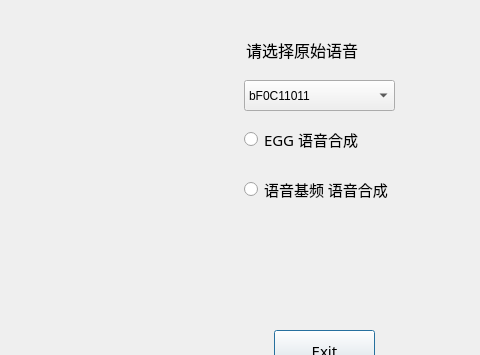
First picture: the form in EGG/lpc.ui, repository cptbtptp2333/QT_presentation, before the edit; both pictures show x 196 to 676 and y 0 to 355 of the 676 by 445 pixel window.
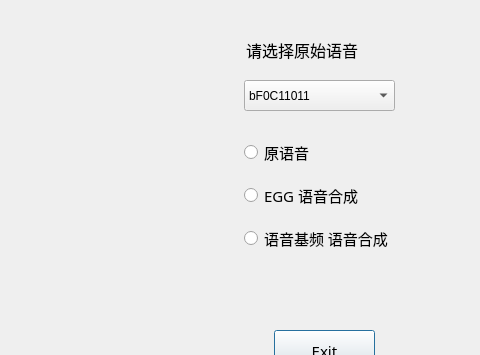
Second picture: the form after the edit. Icons and pictures are not drawn.

```diff
--- a/EGG/lpc.ui
+++ b/EGG/lpc.ui
@@ -56,44 +56,6 @@
     <bool>true</bool>
    </property>
   </widget>
-  <widget class="QRadioButton" name="lpc_EGG">
-   <property name="geometry">
-    <rect>
-     <x>440</x>
-     <y>130</y>
-     <width>151</width>
-     <height>19</height>
-    </rect>
-   </property>
-   <property name="font">
-    <font>
-     <family>黑体</family>
-     <pointsize>11</pointsize>
-    </font>
-   </property>
-   <property name="text">
-    <string>EGG 语音合成</string>
-   </property>
-  </widget>
-  <widget class="QRadioButton" name="lpc_speech">
-   <property name="geometry">
-    <rect>
-     <x>440</x>
-     <y>180</y>
-     <width>181</width>
-     <height>19</height>
-    </rect>
-   </property>
-   <property name="font">
-    <font>
-     <family>黑体</family>
-     <pointsize>11</pointsize>
-    </font>
-   </property>
-   <property name="text">
-    <string>语音基频 语音合成</string>
-   </property>
-  </widget>
   <widget class="QLineEdit" name="lpc_lineEdit">
    <property name="geometry">
     <rect>
@@ -140,6 +102,75 @@
      <string>bM0C01013</string>
     </property>
    </item>
+   <item>
+    <property name="text">
+     <string>bM0C01021</string>
+    </property>
+   </item>
+   <item>
+    <property name="text">
+     <string>bM0C01051</string>
+    </property>
+   </item>
+   <item>
+    <property name="text">
+     <string>bM0C01091</string>
+    </property>
+   </item>
+  </widget>
+  <widget class="QWidget" name="">
+   <property name="geometry">
+    <rect>
+     <x>440</x>
+     <y>130</y>
+     <width>182</width>
+     <height>131</height>
+    </rect>
+   </property>
+   <layout class="QVBoxLayout" name="verticalLayout">
+    <item>
+     <widget class="QRadioButton" name="lpc_origin">
+      <property name="font">
+       <font>
+        <family>黑体</family>
+        <pointsize>11</pointsize>
+       </font>
+      </property>
+      <property name="cursor">
+       <cursorShape>ArrowCursor</cursorShape>
+      </property>
+      <property name="text">
+       <string>原语音</string>
+      </property>
+     </widget>
+    </item>
+    <item>
+     <widget class="QRadioButton" name="lpc_EGG">
+      <property name="font">
+       <font>
+        <family>黑体</family>
+        <pointsize>11</pointsize>
+       </font>
+      </property>
+      <property name="text">
+       <string>EGG 语音合成</string>
+      </property>
+     </widget>
+    </item>
+    <item>
+     <widget class="QRadioButton" name="lpc_speech">
+      <property name="font">
+       <font>
+        <family>黑体</family>
+        <pointsize>11</pointsize>
+       </font>
+      </property>
+      <property name="text">
+       <string>语音基频 语音合成</string>
+      </property>
+     </widget>
+    </item>
+   </layout>
   </widget>
  </widget>
  <resources/>
```
Left out of the diff: 13 changed lines with no effect on the pictures.
